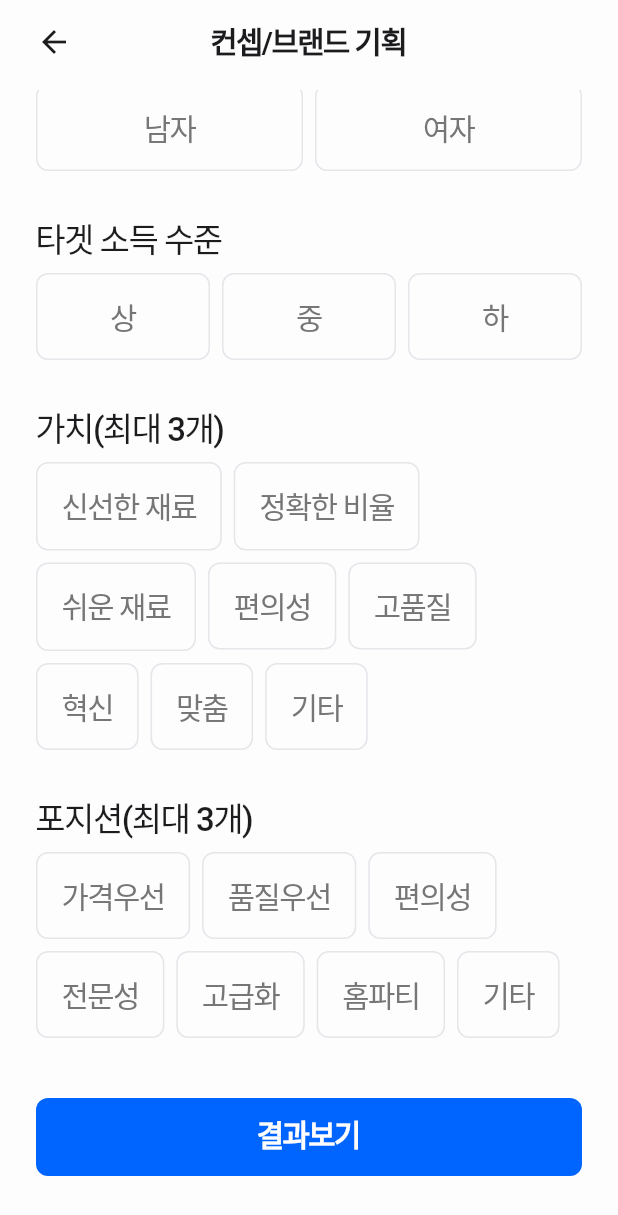
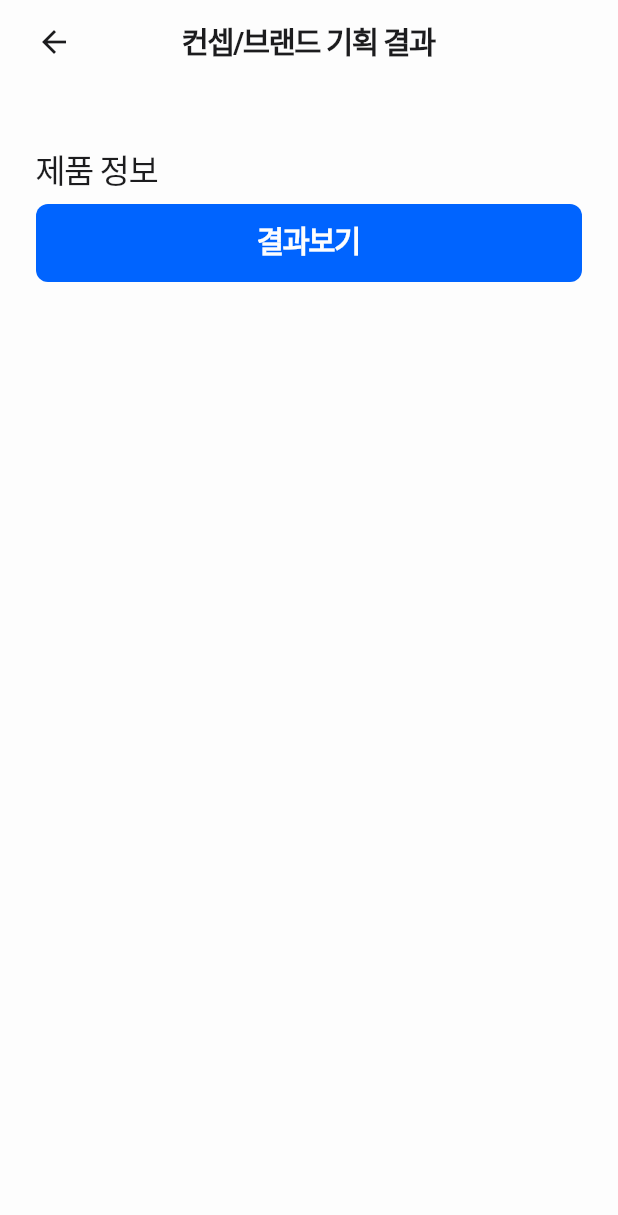
Before and after one commit to yeongwooCho/tower_meal, a Flutter app: the InputConceptScreen screen opened by its route, scrolled down 318 dp, after a tap on "결과보기", on a phone screen of 412 x 824 dp. Shown: the top 1215 px of the screen. Run offline on Flutter 3.47's test engine with Material 3 defaults, Android fonts, the phone set to English and light mode, and no system bars; our stand-ins replace animated_toggle_switch, badges, flutter_riverpod, fluttertoast, go_router, grouped_list and 3 more; missing offline and left inert: hidable; Roboto replaces fonts that are missing (Pretendard).

Commit message:
[feat] ResultConceptScreen 화면 구현 및 연결

```diff
--- a/lib/common/provider/go_router.dart
+++ b/lib/common/provider/go_router.dart
@@ -14,6 +14,7 @@ import 'package:tower_meal/product/view/product_detail_screen.dart';
 import 'package:tower_meal/product/view/product_screen.dart';
 import 'package:tower_meal/second/common/second_root_tab.dart';
 import 'package:tower_meal/second/consulting/view/input_concept_screen.dart';
+import 'package:tower_meal/second/consulting/view/result_concept_screen.dart';
 import 'package:tower_meal/second/consulting/view/second_consulting_screen.dart';
 import 'package:tower_meal/second/home/view/second_home_screen.dart';
 import 'package:tower_meal/second/mall/view/second_mall_screen.dart';
@@ -201,6 +202,15 @@ List<RouteBase> get routes => [
                   path: 'input_concept',
                   name: InputConceptScreen.routeName,
                   builder: (context, state) => InputConceptScreen(),
+                  routes: [
+                    // 내부 router 일 경우 parentNavigator 지정 안 하면 input 으로 감
+                    GoRoute(
+                      parentNavigatorKey: _rootNavigatorKey,
+                      path: 'result_concept',
+                      name: ResultConceptScreen.routeName,
+                      builder: (context, state) => ResultConceptScreen(),
+                    ),
+                  ]
                 ),
               ]),
           GoRoute(
--- a/lib/second/consulting/view/input_concept_screen.dart
+++ b/lib/second/consulting/view/input_concept_screen.dart
@@ -2,6 +2,7 @@ import 'package:flutter/cupertino.dart';
 import 'package:flutter/material.dart';
 import 'package:flutter/widgets.dart';
 import 'package:flutter_riverpod/flutter_riverpod.dart';
+import 'package:go_router/go_router.dart';
 import 'package:tower_meal/common/component/custom_drop_down_single.dart';
 import 'package:tower_meal/common/component/custom_ink_well_button.dart';
 import 'package:tower_meal/common/component/default_button.dart';
@@ -9,6 +10,7 @@ import 'package:tower_meal/common/const/text_styles.dart';
 import 'package:tower_meal/common/layout/default_app_bar.dart';
 import 'package:tower_meal/common/layout/default_layout.dart';
 import 'package:tower_meal/product/provider/category_provider.dart';
+import 'package:tower_meal/second/consulting/view/result_concept_screen.dart';
 
 class InputConceptScreen extends ConsumerStatefulWidget {
   static String get routeName => "input_concept";
@@ -225,7 +227,9 @@ class _InputConceptScreenState extends ConsumerState<InputConceptScreen> {
               ),
               const SizedBox(height: 40.0),
               PrimaryButton(
-                onPressed: () {},
+                onPressed: () {
+                  context.goNamed(ResultConceptScreen.routeName);
+                },
                 child: const Text('결과보기'),
               ),
             ],
--- /dev/null
+++ b/lib/second/consulting/view/result_concept_screen.dart
@@ -0,0 +1,40 @@
+import 'package:flutter/material.dart';
+import 'package:flutter/widgets.dart';
+import 'package:flutter_riverpod/flutter_riverpod.dart';
+import 'package:tower_meal/common/component/default_button.dart';
+import 'package:tower_meal/common/const/text_styles.dart';
+import 'package:tower_meal/common/layout/default_app_bar.dart';
+import 'package:tower_meal/common/layout/default_layout.dart';
+
+class ResultConceptScreen extends ConsumerWidget {
+  static String get routeName => "result_concept";
+
+  const ResultConceptScreen({super.key});
+
+  @override
+  Widget build(BuildContext context, WidgetRef ref) {
+    return DefaultLayout(
+      appbar: const DefaultAppBar(title: '컨셉/브랜드 기획 결과'),
+      child: SingleChildScrollView(
+        physics: const BouncingScrollPhysics(),
+        child: Padding(
+          padding: const EdgeInsets.symmetric(horizontal: 24.0, vertical: 40.0),
+          child: Column(
+            crossAxisAlignment: CrossAxisAlignment.stretch,
+            children: [
+              const Text(
+                '제품 정보',
+                style: MyTextStyle.bodyTitleMedium,
+              ),
+              const SizedBox(height: 8.0),
+              PrimaryButton(
+                onPressed: () {},
+                child: const Text('결과보기'),
+              ),
+            ],
+          ),
+        ),
+      ),
+    );
+  }
+}
```
